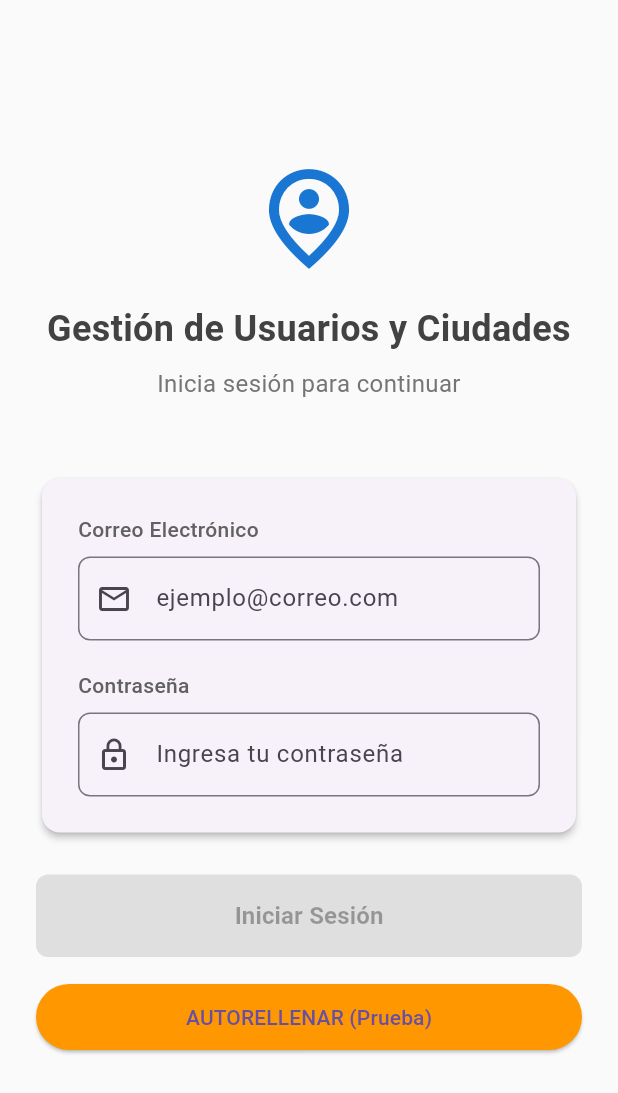
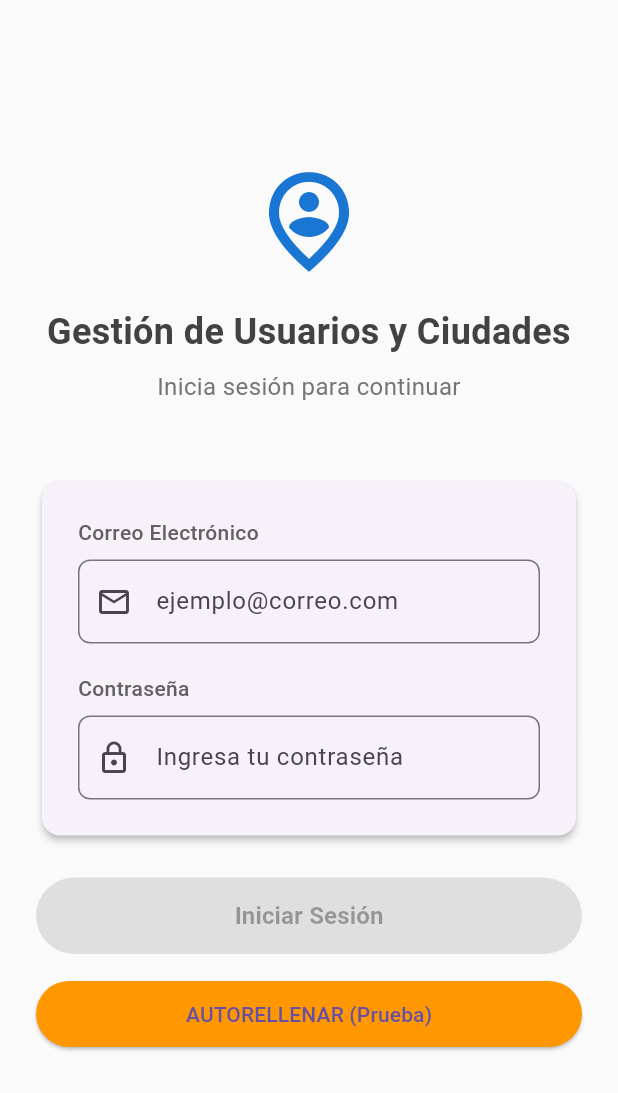
Before and after one commit to katitafranco/user_city_manager, a Flutter app: the screen it shows after launch, on a phone screen of 412 x 824 dp. Shown: the top 1093 px of the screen. Run offline on Flutter 3.47's test engine with Material 3 defaults, Android fonts, the phone set to English and light mode, and no system bars; our stand-ins replace dio, get, shared_preferences.

Commit message:
refactor: migrate HomeScreen UI to reusable widgets (PrimaryButton)

```diff
--- /dev/null
+++ b/lib/app/widgets/primary_button.dart
@@ -0,0 +1,39 @@
+import 'package:flutter/material.dart';
+
+class PrimaryButton extends StatelessWidget {
+  final String text;
+  final bool loading;
+  final bool enabled;
+  final VoidCallback onPressed;
+
+  const PrimaryButton({
+    super.key,
+    required this.text,
+    required this.onPressed,
+    this.loading = false,
+    this.enabled = true,
+  });
+
+  @override
+  Widget build(BuildContext context) {
+    return ElevatedButton(
+      onPressed: enabled && !loading ? onPressed : null,
+      child: Padding(
+        padding: const EdgeInsets.symmetric(vertical: 14.0),
+        child: loading
+            ? const SizedBox(
+                height: 20,
+                width: 20,
+                child: CircularProgressIndicator(strokeWidth: 2),
+              )
+            : Text(
+                text,
+                style: const TextStyle(
+                  fontSize: 16,
+                  fontWeight: FontWeight.w600,
+                ),
+              ),
+      ),
+    );
+  }
+}
--- a/lib/modules/auth/pages/login_screen.dart
+++ b/lib/modules/auth/pages/login_screen.dart
@@ -2,6 +2,7 @@ import 'package:flutter/material.dart';
 import 'package:get/get.dart';
 import '../../../app/utils/logger.dart';
 import '../../../app/widgets/app_text_field.dart';
+import '../../../app/widgets/primary_button.dart';
 import '../controllers/auth_controller.dart';
 
 class LoginScreen extends StatefulWidget {
@@ -141,38 +142,18 @@ class _LoginScreenState extends State<LoginScreen> {
                   final isLoading = _authController.isLoading.value;
                   final isValid = _isFormValid();
 
-                  return ElevatedButton(
-                    onPressed: isLoading || !isValid ? null : _performLogin,
-                    style: ElevatedButton.styleFrom(
-                      backgroundColor: Colors.blue[700],
-                      padding: const EdgeInsets.symmetric(vertical: 16.0),
-                      shape: RoundedRectangleBorder(
-                        borderRadius: BorderRadius.circular(8.0),
-                      ),
-                    ),
-                    child: isLoading
-                        ? const SizedBox(
-                            height: 20,
-                            width: 20,
-                            child: CircularProgressIndicator(
-                              strokeWidth: 2,
-                              valueColor: AlwaysStoppedAnimation<Color>(
-                                Colors.white,
-                              ),
-                            ),
-                          )
-                        : const Text(
-                            'Iniciar Sesión',
-                            style: TextStyle(
-                              fontSize: 16,
-                              fontWeight: FontWeight.w600,
-                            ),
-                          ),
+                  //Boton Iniciar Sesion
+                  return PrimaryButton(
+                    text: 'Iniciar Sesión',
+                    loading: isLoading,
+                    enabled: isValid,
+                    onPressed: _performLogin,
                   );
                 }),
 
                 // Debug Button (solo desarrollo)
                 const SizedBox(height: 16.0),
+
                 ElevatedButton(
                   onPressed: () {
                     _emailController.text = 'jc@gmail.com';
```
